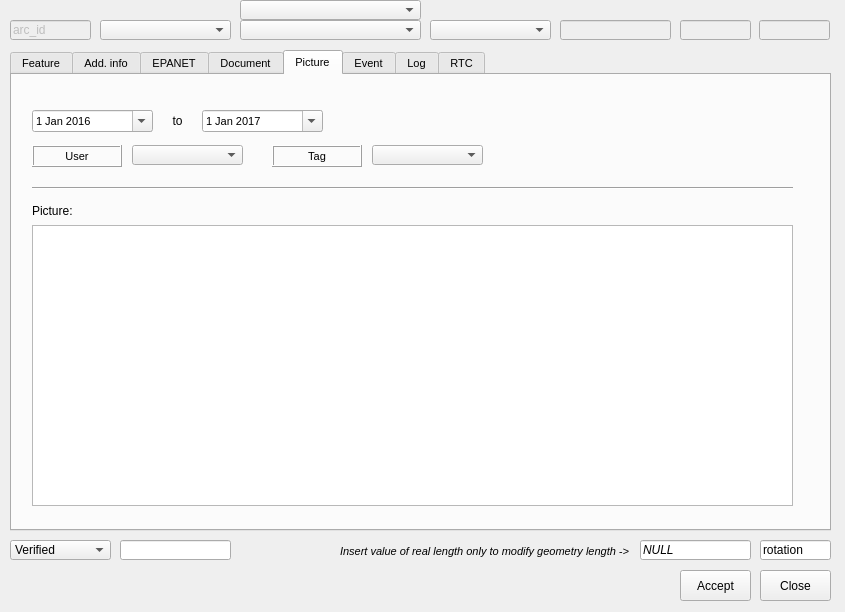
First picture: the form in ui/ws_arc.ui, repository Giswater/giswater_qgis_plugin, before the edit.
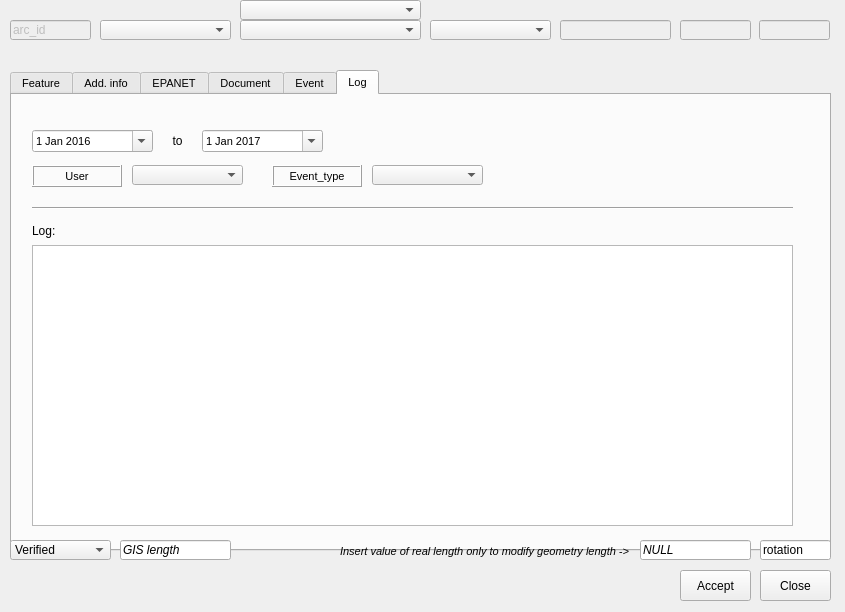
Second picture: the form after the edit. The open tabs and pages were chosen to show the change.

Commit message: #78, #80, #81 Improvements on UI forms (WS) : arc, node & connec

Diff of the .ui file:
```diff
--- a/ui/ws_arc.ui
+++ b/ui/ws_arc.ui
@@ -32,7 +32,7 @@
    <property name="geometry">
     <rect>
      <x>10</x>
-     <y>50</y>
+     <y>70</y>
      <width>821</width>
      <height>481</height>
     </rect>
@@ -2021,236 +2021,20 @@
       </rect>
      </property>
     </widget>
-   </widget>
-   <widget class="QWidget" name="page_picture">
-    <attribute name="title">
-     <string>Picture</string>
-    </attribute>
-    <widget class="QDateEdit" name="date_picture_from">
+    <widget class="QTableView" name="tbl_document">
      <property name="geometry">
       <rect>
-       <x>20</x>
-       <y>35</y>
-       <width>121</width>
-       <height>22</height>
+       <x>10</x>
+       <y>160</y>
+       <width>801</width>
+       <height>291</height>
       </rect>
      </property>
-     <property name="date">
-      <date>
-       <year>2016</year>
-       <month>1</month>
-       <day>1</day>
-      </date>
-     </property>
-     <property name="calendarPopup">
-      <bool>true</bool>
-     </property>
-    </widget>
-    <widget class="QDateEdit" name="date_picture_to">
-     <property name="geometry">
-      <rect>
-       <x>190</x>
-       <y>35</y>
-       <width>121</width>
-       <height>22</height>
-      </rect>
-     </property>
-     <property name="date">
-      <date>
-       <year>2017</year>
-       <month>1</month>
-       <day>1</day>
-      </date>
-     </property>
-     <property name="calendarPopup">
-      <bool>true</bool>
-     </property>
-    </widget>
-    <widget class="QComboBox" name="picture_user">
-     <property name="geometry">
-      <rect>
-       <x>120</x>
-       <y>70</y>
-       <width>111</width>
-       <height>20</height>
-      </rect>
-     </property>
-    </widget>
-    <widget class="QLabel" name="label_picture_user">
-     <property name="geometry">
-      <rect>
-       <x>20</x>
-       <y>70</y>
-       <width>90</width>
-       <height>22</height>
-      </rect>
-     </property>
-     <property name="font">
-      <font>
-       <pointsize>8</pointsize>
-      </font>
-     </property>
-     <property name="frameShape">
-      <enum>QFrame::Box</enum>
-     </property>
-     <property name="frameShadow">
-      <enum>QFrame::Raised</enum>
-     </property>
-     <property name="text">
-      <string>User</string>
-     </property>
-     <property name="textFormat">
-      <enum>Qt::AutoText</enum>
-     </property>
-     <property name="scaledContents">
-      <bool>false</bool>
-     </property>
-     <property name="alignment">
-      <set>Qt::AlignCenter</set>
-     </property>
-     <property name="margin">
-      <number>3</number>
-     </property>
-    </widget>
-    <widget class="QComboBox" name="picture_tagcat_id">
-     <property name="geometry">
-      <rect>
-       <x>360</x>
-       <y>70</y>
-       <width>111</width>
-       <height>20</height>
-      </rect>
-     </property>
-    </widget>
-    <widget class="QLabel" name="label_picture_tagcat_id">
-     <property name="geometry">
-      <rect>
-       <x>260</x>
-       <y>70</y>
-       <width>90</width>
-       <height>22</height>
-      </rect>
-     </property>
-     <property name="font">
-      <font>
-       <pointsize>8</pointsize>
-      </font>
-     </property>
-     <property name="frameShape">
-      <enum>QFrame::Box</enum>
-     </property>
-     <property name="frameShadow">
-      <enum>QFrame::Raised</enum>
-     </property>
-     <property name="text">
-      <string>Tag</string>
-     </property>
-     <property name="textFormat">
-      <enum>Qt::AutoText</enum>
-     </property>
-     <property name="scaledContents">
-      <bool>false</bool>
-     </property>
-     <property name="alignment">
-      <set>Qt::AlignCenter</set>
-     </property>
-     <property name="margin">
-      <number>3</number>
-     </property>
-    </widget>
-    <widget class="QTableWidget" name="picture_path">
-     <property name="geometry">
-      <rect>
-       <x>20</x>
-       <y>150</y>
-       <width>761</width>
-       <height>281</height>
-      </rect>
-     </property>
-    </widget>
-    <widget class="QLabel" name="label_to_2">
-     <property name="geometry">
-      <rect>
-       <x>150</x>
-       <y>35</y>
-       <width>31</width>
-       <height>22</height>
-      </rect>
-     </property>
-     <property name="font">
-      <font>
-       <pointsize>9</pointsize>
-      </font>
-     </property>
-     <property name="frameShape">
-      <enum>QFrame::NoFrame</enum>
-     </property>
-     <property name="frameShadow">
-      <enum>QFrame::Raised</enum>
-     </property>
-     <property name="text">
-      <string>to</string>
-     </property>
-     <property name="textFormat">
-      <enum>Qt::AutoText</enum>
-     </property>
-     <property name="scaledContents">
-      <bool>false</bool>
-     </property>
-     <property name="alignment">
-      <set>Qt::AlignCenter</set>
-     </property>
-     <property name="margin">
-      <number>3</number>
-     </property>
-    </widget>
-    <widget class="QLabel" name="label_results">
-     <property name="geometry">
-      <rect>
-       <x>20</x>
-       <y>125</y>
-       <width>90</width>
-       <height>22</height>
-      </rect>
-     </property>
-     <property name="font">
-      <font>
-       <pointsize>9</pointsize>
-      </font>
-     </property>
-     <property name="frameShape">
-      <enum>QFrame::NoFrame</enum>
-     </property>
-     <property name="frameShadow">
-      <enum>QFrame::Plain</enum>
-     </property>
-     <property name="text">
-      <string>Picture:</string>
-     </property>
-     <property name="textFormat">
-      <enum>Qt::AutoText</enum>
-     </property>
-     <property name="scaledContents">
-      <bool>false</bool>
-     </property>
-     <property name="alignment">
-      <set>Qt::AlignLeading|Qt::AlignLeft|Qt::AlignVCenter</set>
-     </property>
-     <property name="margin">
-      <number>3</number>
-     </property>
-    </widget>
-    <widget class="Line" name="line_12">
-     <property name="geometry">
-      <rect>
-       <x>20</x>
-       <y>105</y>
-       <width>761</width>
-       <height>16</height>
-      </rect>
-     </property>
-     <property name="orientation">
-      <enum>Qt::Horizontal</enum>
+     <property name="sizePolicy">
+      <sizepolicy hsizetype="MinimumExpanding" vsizetype="MinimumExpanding">
+       <horstretch>0</horstretch>
+       <verstretch>0</verstretch>
+      </sizepolicy>
      </property>
     </widget>
    </widget>
@@ -2782,153 +2566,6 @@
      </property>
     </widget>
    </widget>
-   <widget class="QWidget" name="page_rtc">
-    <attribute name="title">
-     <string>RTC</string>
-    </attribute>
-    <widget class="Line" name="line_13">
-     <property name="geometry">
-      <rect>
-       <x>20</x>
-       <y>105</y>
-       <width>761</width>
-       <height>16</height>
-      </rect>
-     </property>
-     <property name="orientation">
-      <enum>Qt::Horizontal</enum>
-     </property>
-    </widget>
-    <widget class="QLabel" name="label_102">
-     <property name="geometry">
-      <rect>
-       <x>150</x>
-       <y>35</y>
-       <width>31</width>
-       <height>22</height>
-      </rect>
-     </property>
-     <property name="font">
-      <font>
-       <pointsize>9</pointsize>
-      </font>
-     </property>
-     <property name="frameShape">
-      <enum>QFrame::NoFrame</enum>
-     </property>
-     <property name="frameShadow">
-      <enum>QFrame::Raised</enum>
-     </property>
-     <property name="text">
-      <string>to</string>
-     </property>
-     <property name="textFormat">
-      <enum>Qt::AutoText</enum>
-     </property>
-     <property name="scaledContents">
-      <bool>false</bool>
-     </property>
-     <property name="alignment">
-      <set>Qt::AlignCenter</set>
-     </property>
-     <property name="margin">
-      <number>3</number>
-     </property>
-    </widget>
-    <widget class="QDateEdit" name="date_rtc_from">
-     <property name="geometry">
-      <rect>
-       <x>20</x>
-       <y>35</y>
-       <width>121</width>
-       <height>22</height>
-      </rect>
-     </property>
-     <property name="date">
-      <date>
-       <year>2016</year>
-       <month>1</month>
-       <day>1</day>
-      </date>
-     </property>
-     <property name="calendarPopup">
-      <bool>true</bool>
-     </property>
-    </widget>
-    <widget class="QDateEdit" name="date_rtc_to">
-     <property name="geometry">
-      <rect>
-       <x>190</x>
-       <y>35</y>
-       <width>121</width>
-       <height>22</height>
-      </rect>
-     </property>
-     <property name="date">
-      <date>
-       <year>2017</year>
-       <month>1</month>
-       <day>1</day>
-      </date>
-     </property>
-     <property name="calendarPopup">
-      <bool>true</bool>
-     </property>
-    </widget>
-    <widget class="QLabel" name="label_rtc">
-     <property name="geometry">
-      <rect>
-       <x>20</x>
-       <y>125</y>
-       <width>90</width>
-       <height>22</height>
-      </rect>
-     </property>
-     <property name="font">
-      <font>
-       <pointsize>9</pointsize>
-      </font>
-     </property>
-     <property name="frameShape">
-      <enum>QFrame::NoFrame</enum>
-     </property>
-     <property name="frameShadow">
-      <enum>QFrame::Plain</enum>
-     </property>
-     <property name="text">
-      <string>RTC:</string>
-     </property>
-     <property name="textFormat">
-      <enum>Qt::AutoText</enum>
-     </property>
-     <property name="scaledContents">
-      <bool>false</bool>
-     </property>
-     <property name="alignment">
-      <set>Qt::AlignLeading|Qt::AlignLeft|Qt::AlignVCenter</set>
-     </property>
-     <property name="margin">
-      <number>3</number>
-     </property>
-    </widget>
-    <widget class="QTextEdit" name="tbl_rtc">
-     <property name="geometry">
-      <rect>
-       <x>20</x>
-       <y>150</y>
-       <width>761</width>
-       <height>281</height>
-      </rect>
-     </property>
-     <property name="html">
-      <string>&lt;!DOCTYPE HTML PUBLIC &quot;-//W3C//DTD HTML 4.0//EN&quot; &quot;http://www.w3.org/TR/REC-html40/strict.dtd&quot;&gt;
-&lt;html&gt;&lt;head&gt;&lt;meta name=&quot;qrichtext&quot; content=&quot;1&quot; /&gt;&lt;style type=&quot;text/css&quot;&gt;
-p, li { white-space: pre-wrap; }
-&lt;/style&gt;&lt;/head&gt;&lt;body style=&quot; font-family:'MS Shell Dlg 2'; font-size:8pt; font-weight:400; font-style:normal;&quot;&gt;
-&lt;p style=&quot; margin-top:0px; margin-bottom:0px; margin-left:0px; margin-right:0px; -qt-block-indent:0; text-indent:0px;&quot;&gt;arc_id, rtc_scada_value(value, status,date)&lt;/p&gt;&lt;/body&gt;&lt;/html&gt;</string>
-     </property>
-    </widget>
-   </widget>
   </widget>
   <widget class="QLineEdit" name="arc_id">
    <property name="enabled">
@@ -3005,7 +2642,7 @@
     </font>
    </property>
    <property name="text">
-    <string/>
+    <string>GIS length</string>
    </property>
   </widget>
   <widget class="QLineEdit" name="custom_length">
```
Left out of the diff: 44 changed lines with no effect on the pictures. The commit also changes 5 other files.
